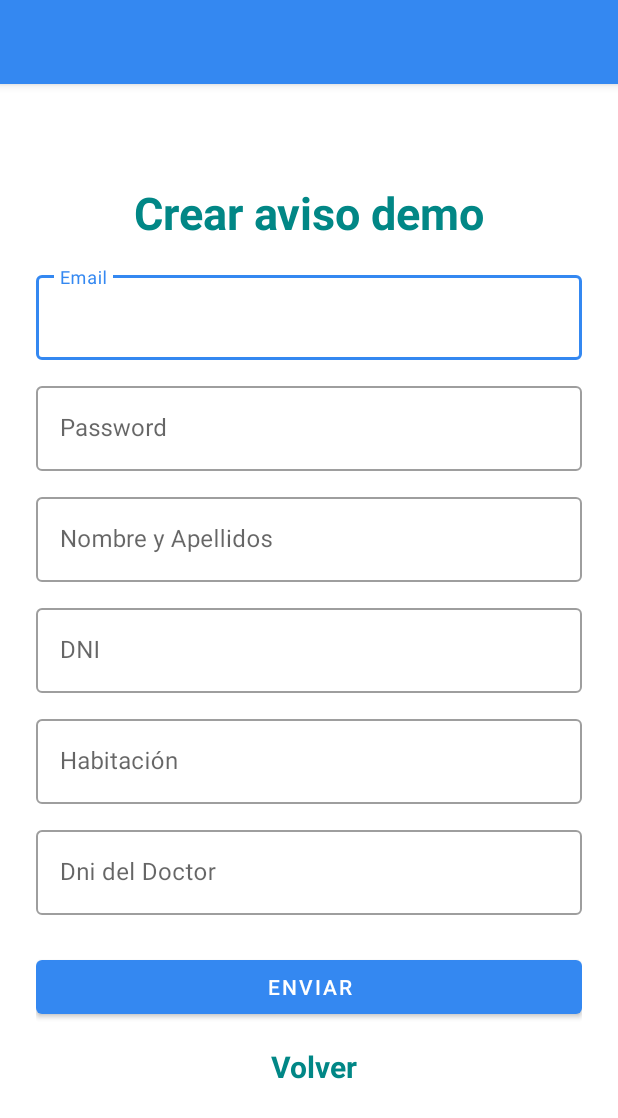
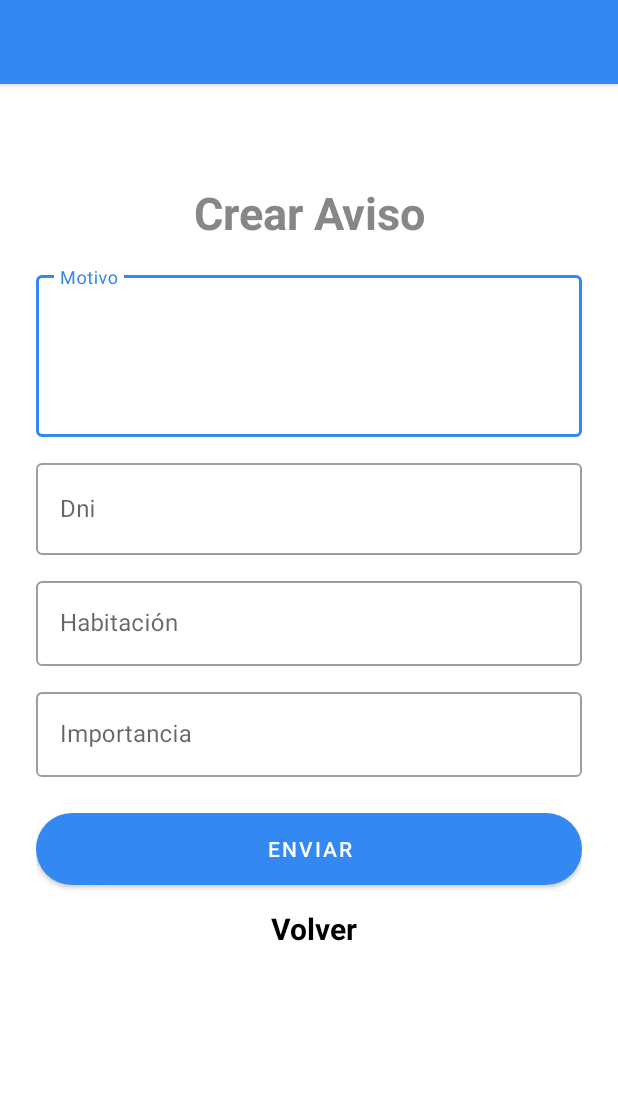
Before and after one commit to Jorgius99/PROYECTO-IOT_1, an Android app: the SuperAdminSecondActivity screen opened directly, with no data from a screen before it, after a tap on "AÑADIR AVISOS", on a phone screen of 412 x 824 dp. Shown: the top 1118 px of the screen. Run offline under Robolectric (Android 15) with nearby library versions, the phone set to English and light mode, and no system bars; our stand-ins replace Firebase (no records; nobody signed in at launch, a user with empty details on screens opened directly).

Commit message:
espero q furule

```diff
--- a/app/src/main/java/com/example/loginultimodia/ActividadAbrirCuestionarioAvisos.java
+++ /dev/null
@@ -1,15 +0,0 @@
-package com.example.loginultimodia;
-
-import android.os.Bundle;
-
-import androidx.appcompat.app.AppCompatActivity;
-
-public class ActividadAbrirCuestionarioAvisos extends AppCompatActivity {
-    @Override
-    protected void onCreate(Bundle savedInstanceState) {
-        super.onCreate(savedInstanceState);
-        setContentView(R.layout.cuestionario_avisos);
-//
-
-    }
-}
--- /dev/null
+++ b/app/src/main/java/com/example/loginultimodia/AnyadirAvisoActivity.java
@@ -0,0 +1,60 @@
+package com.example.loginultimodia;
+
+import android.content.Intent;
+import android.os.Bundle;
+import android.widget.Button;
+import android.widget.TextView;
+
+import androidx.appcompat.app.AppCompatActivity;
+
+import com.google.android.material.textfield.TextInputEditText;
+import com.google.firebase.firestore.FirebaseFirestore;
+
+import java.util.Date;
+
+public class AnyadirAvisoActivity extends AppCompatActivity {
+
+    TextInputEditText etRegMotivo;
+    TextInputEditText etRegPrioridad;
+    TextInputEditText etRegDni;
+    TextInputEditText etRegHabitacion;
+    TextView tvLoginHere;
+    Button btnRegister;
+    FirebaseFirestore db = FirebaseFirestore.getInstance();
+    @Override
+    protected void onCreate(Bundle savedInstanceState) {
+        super.onCreate(savedInstanceState);
+        setContentView(R.layout.cuestionario_avisos);
+
+
+        etRegMotivo=findViewById(R.id.etRegMoti);
+        etRegPrioridad=findViewById(R.id.etRegPrio);
+        etRegDni=findViewById(R.id.etRegDni);
+        etRegHabitacion=findViewById(R.id.etRegHabi);
+        tvLoginHere = findViewById(R.id.volverAcasa);
+        btnRegister = findViewById(R.id.enviaravi);
+
+
+        btnRegister.setOnClickListener(view ->{
+            createUser();
+        });
+
+        tvLoginHere.setOnClickListener(view ->{
+            startActivity(new Intent(AnyadirAvisoActivity.this, SuperAdminSecondActivity.class));
+        });
+    }
+
+    private void createUser(){
+        String motivo = etRegMotivo.getText().toString();
+        String prioridad = etRegPrioridad.getText().toString();
+        String dni = etRegDni.getText().toString();
+        String NumHab = etRegHabitacion.getText().toString();
+        Date fecha = new Date();
+            Aviso aviso = new Aviso(motivo, fecha, prioridad, dni, NumHab);
+        //String motiv, Date fecha, String prior, String dni, String habitacion)
+            db= FirebaseFirestore.getInstance();
+            db.collection("avisos").document().set(aviso);
+            //db.collection("pacientes").document(nombreApellido).collection("doctor").add(doctor);
+    }
+
+}
--- a/app/src/main/java/com/example/loginultimodia/ControladorDoctor/Avisos.java
+++ b/app/src/main/java/com/example/loginultimodia/ControladorDoctor/Avisos.java
@@ -1,20 +1,15 @@
 package com.example.loginultimodia.ControladorDoctor;
 
-import android.content.Intent;
 import android.os.Bundle;
 import android.view.LayoutInflater;
 import android.view.View;
 import android.view.ViewGroup;
-import android.widget.ImageButton;
 
 import androidx.fragment.app.Fragment;
 import androidx.recyclerview.widget.LinearLayoutManager;
 
 import com.example.loginultimodia.AdaptadorAvisos;
 import com.example.loginultimodia.Aviso;
-import com.example.loginultimodia.AvisosActivity;
-import com.example.loginultimodia.R;
-import com.example.loginultimodia.RegisterActivity;
 import com.example.loginultimodia.databinding.FragmentAvisosBinding;
 import com.firebase.ui.firestore.FirestoreRecyclerOptions;
 import com.google.firebase.firestore.FirebaseFirestore;
--- a/app/src/main/java/com/example/loginultimodia/SuperAdminSecondActivity.java
+++ b/app/src/main/java/com/example/loginultimodia/SuperAdminSecondActivity.java
@@ -24,7 +24,6 @@ public class SuperAdminSecondActivity extends AppCompatActivity {
     TabItem tab1, tab2, tab3;
     //Button  nuevooo;
 
-    PagerControler pagerAdapter;
     Button BotonAviso;
     Button BotonPaciente;
 
@@ -37,9 +36,8 @@ public class SuperAdminSecondActivity extends AppCompatActivity {
         BotonAviso.setOnClickListener(new View.OnClickListener() {
             @Override
             public void onClick(View view) {
-                Intent intent = new Intent(SuperAdminSecondActivity.this, ActividadAbrirCuestionarioAvisos.class);
+                Intent intent = new Intent(SuperAdminSecondActivity.this, AnyadirAvisoActivity.class);
                 startActivity(intent);
-                finish();
             }
         });
 
@@ -47,9 +45,8 @@ public class SuperAdminSecondActivity extends AppCompatActivity {
         BotonPaciente.setOnClickListener(new View.OnClickListener() {
             @Override
             public void onClick(View view) {
-                Intent intent = new Intent(SuperAdminSecondActivity.this, ActividadAbrirCuestionarioPaciente.class);
+                Intent intent = new Intent(SuperAdminSecondActivity.this, RegisterActivity.class);
                 startActivity(intent);
-                finish();
             }
         });
     }
--- a/app/src/main/res/layout/cuestionario_avisos.xml
+++ b/app/src/main/res/layout/cuestionario_avisos.xml
@@ -20,8 +20,8 @@
             android:layout_height="wrap_content"
             android:layout_marginVertical="16dp"
             android:gravity="center_horizontal"
-            android:text="Crear aviso demo"
-            android:textColor="@color/teal_700"
+            android:text="Crear Aviso"
+            android:textColor="@color/gris"
             android:textSize="30sp"
             android:textStyle="bold" />
 
@@ -32,11 +32,11 @@
             android:layout_height="wrap_content">
 
             <com.google.android.material.textfield.TextInputEditText
-                android:id="@+id/emailEditText"
+                android:id="@+id/etRegMoti"
                 android:layout_width="match_parent"
-                android:layout_height="wrap_content"
-                android:hint="Email"
-                android:inputType="textEmailAddress"/>
+                android:layout_height="108dp"
+                android:hint="Motivo"
+                android:inputType="textEmailAddress" />
         </com.google.android.material.textfield.TextInputLayout>
 
 
@@ -47,38 +47,12 @@
             android:layout_marginTop="12dp">
 
             <com.google.android.material.textfield.TextInputEditText
-                android:id="@+id/etRegPass"
+                android:id="@+id/etRegDni"
                 android:layout_width="match_parent"
-                android:layout_height="wrap_content"
-                android:hint="Password"
-                android:inputType="textPassword"/>
+                android:layout_height="61dp"
+                android:hint="Dni"
+                android:inputType="textPassword" />
         </com.google.android.material.textfield.TextInputLayout>
- <com.google.android.material.textfield.TextInputLayout
-            android:layout_width="match_parent"
-            style="@style/Widget.MaterialComponents.TextInputLayout.OutlinedBox"
-            android:layout_height="wrap_content"
-            android:layout_marginTop="12dp">
-
-            <com.google.android.material.textfield.TextInputEditText
-                android:id="@+id/etRegNombreApellido"
-                android:layout_width="match_parent"
-                android:layout_height="wrap_content"
-                android:hint="Nombre y Apellidos"
-                android:inputType="text"/>
-        </com.google.android.material.textfield.TextInputLayout>
-<com.google.android.material.textfield.TextInputLayout
-            android:layout_width="match_parent"
-            style="@style/Widget.MaterialComponents.TextInputLayout.OutlinedBox"
-            android:layout_height="wrap_content"
-            android:layout_marginTop="12dp">
-
-    <com.google.android.material.textfield.TextInputEditText
-        android:id="@+id/etRegDni"
-        android:layout_width="match_parent"
-        android:layout_height="wrap_content"
-        android:hint="DNI"
-        android:inputType="text" />
-</com.google.android.material.textfield.TextInputLayout>
 
         <com.google.android.material.textfield.TextInputLayout
             style="@style/Widget.MaterialComponents.TextInputLayout.OutlinedBox"
@@ -87,6 +61,7 @@
             android:layout_marginTop="12dp">
 
             <com.google.android.material.textfield.TextInputEditText
+                android:id="@+id/etRegHabi"
                 android:layout_width="match_parent"
                 android:layout_height="wrap_content"
                 android:hint="Habitación"
@@ -100,18 +75,20 @@
             android:layout_marginTop="12dp">
 
             <com.google.android.material.textfield.TextInputEditText
+                android:id="@+id/etRegPrio"
                 android:layout_width="match_parent"
                 android:layout_height="wrap_content"
-                android:hint="Dni del Doctor"
+                android:hint="Importancia"
                 android:inputType="text" />
 
         </com.google.android.material.textfield.TextInputLayout>
 
         <com.google.android.material.button.MaterialButton
-            android:id="@+id/recuperarBoton"
+            android:id="@+id/enviaravi"
             android:layout_width="match_parent"
             android:layout_height="wrap_content"
             android:layout_marginTop="24dp"
+            android:background="@drawable/botonesredondos"
             android:text="Enviar" />
 
         <LinearLayout
@@ -122,12 +99,12 @@
             android:orientation="horizontal">
 
             <TextView
-                android:id="@+id/tvLoginHere"
+                android:id="@+id/volverAcasa"
                 android:layout_width="wrap_content"
                 android:layout_height="wrap_content"
                 android:layout_marginLeft="8dp"
                 android:text="Volver"
-                android:textColor="@color/teal_700"
+                android:textColor="@color/black"
                 android:textSize="20sp"
                 android:textStyle="bold" />
 
```
Also changed, not shown: app/src/main/AndroidManifest.xml (+12 -18 lines), app/src/main/java/com/example/loginultimodia/ActividadAbrirCuestionarioPaciente.java (deleted, +0 -15 lines), app/src/main/java/com/example/loginultimodia/Aviso.java (+22 -1 lines), app/src/main/java/com/example/loginultimodia/RegisterActivity.java (+10 -2 lines), app/src/main/java/com/example/loginultimodia/Usuario.java (+27 -3 lines), app/src/main/res/layout/activity_sign_up.xml (+21 -22 lines), app/src/main/res/layout/fragment_avisos.xml (+2 -15 lines), app/src/main/res/layout/fragment_doctor_avisos.xml (+3 -16 lines), app/src/main/res/layout/fragment_doctor_dosis.xml (+0 -13 lines), app/src/main/res/layout/fragment_doctor_habitaciones.xml (+0 -13 lines), app/src/main/res/layout/fragment_dosis.xml (+2 -15 lines), 77 other files.
